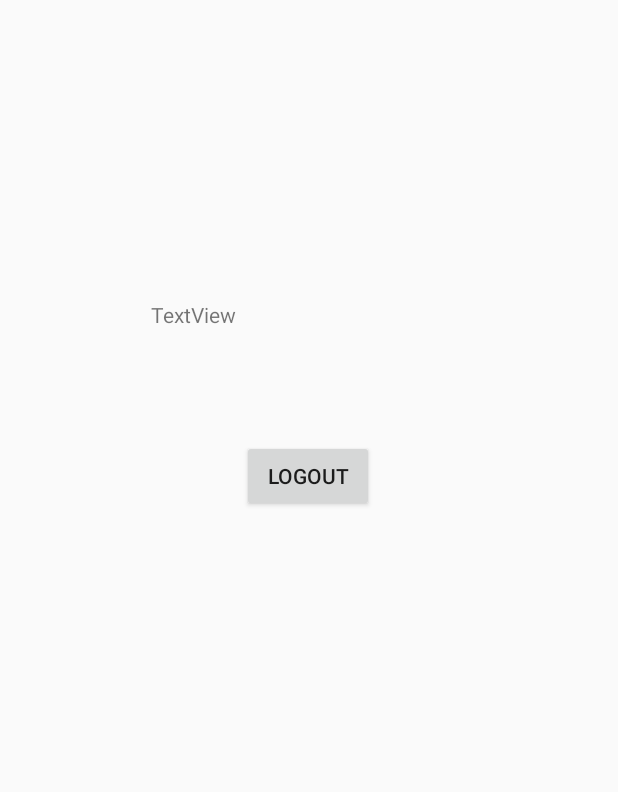
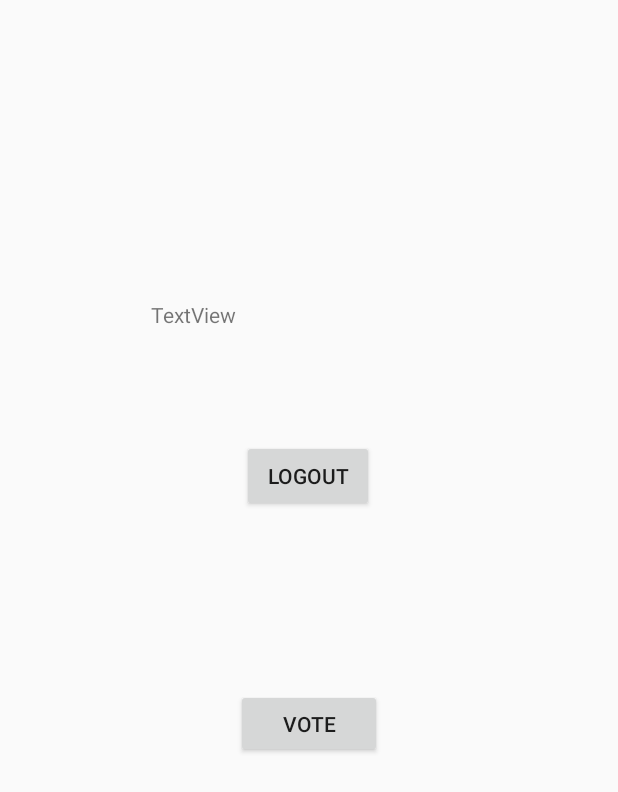
Before and after one commit to Blakepatri/ElectionApp, an Android app: the layout activity_student_login.xml on its own in the app's theme, with its tools: preview values and no code run, on a phone screen of 412 x 824 dp. Shown: the top 792 px of the screen. Run offline under Robolectric (Android 15) with nearby library versions, the phone set to English and light mode, and no system bars.

Commit message:
Replace activity_student_login.xml

```diff
--- a/DalhousieVotingSystem15/app/src/main/res/layout/activity_student_login.xml
+++ b/DalhousieVotingSystem15/app/src/main/res/layout/activity_student_login.xml
@@ -5,6 +5,17 @@
     android:layout_width="match_parent"
     android:layout_height="match_parent"
     tools:context=".Student_Login">
+
+    <Button
+        android:id="@+id/vote"
+        android:layout_width="97dp"
+        android:layout_height="46dp"
+        android:text="  Vote  "
+        app:layout_constraintBottom_toBottomOf="parent"
+        app:layout_constraintEnd_toEndOf="parent"
+        app:layout_constraintStart_toStartOf="parent"
+        app:layout_constraintTop_toBottomOf="@+id/LogOut"
+        app:layout_constraintVertical_bias="0.27" />
 
     <TextView
         android:id="@+id/Info"
```
